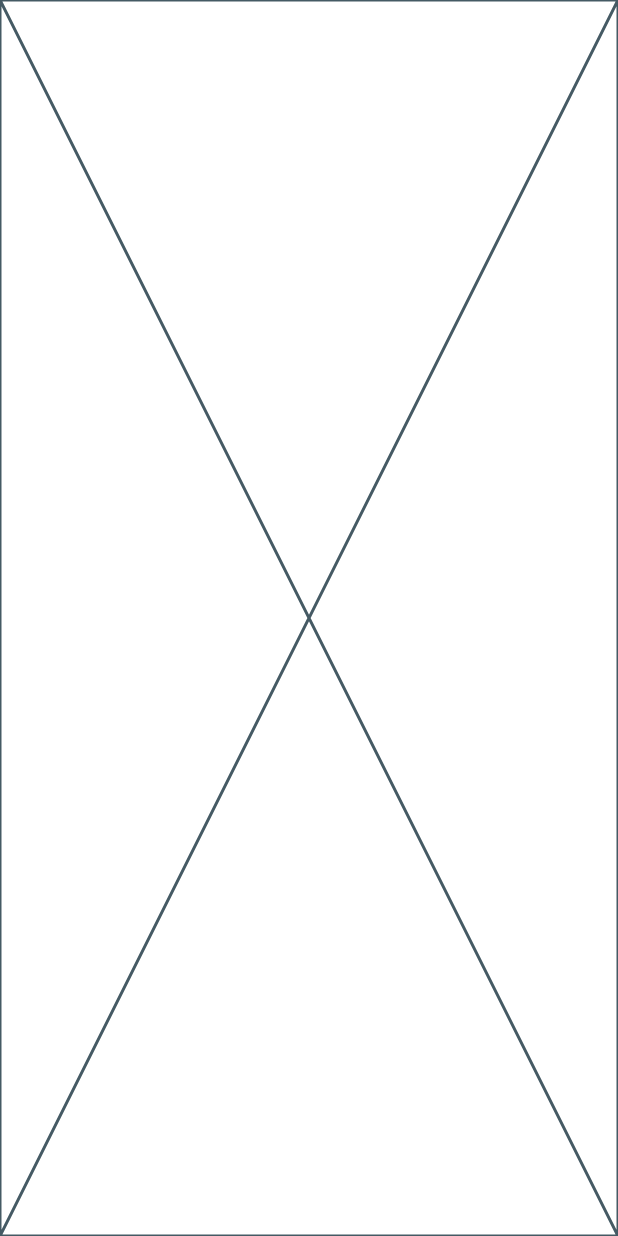
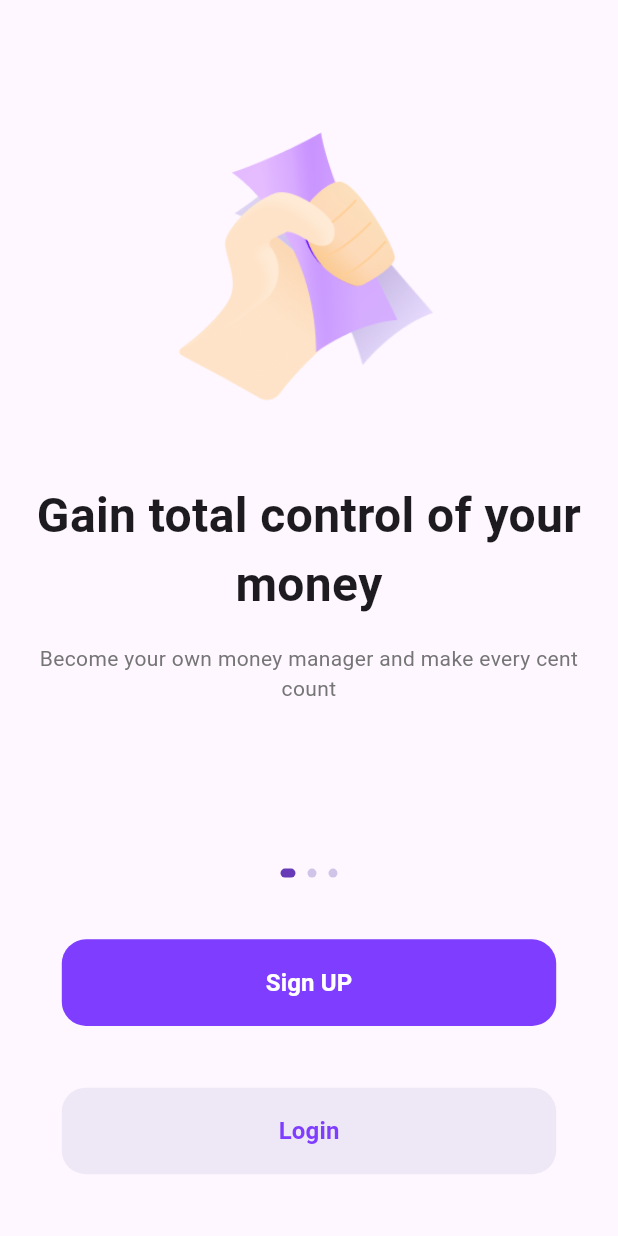
Before and after one commit to Yusuf-Mahmoud/expense_tracker, a Flutter app: the screen it shows after launch, on a phone screen of 412 x 824 dp. Run offline on Flutter 3.47's test engine with Material 3 defaults, Android fonts, the phone set to English and light mode, and no system bars.

Commit message:
Complete onboarding

```diff
--- a/lib/core/widget/Customauthbutton.dart
+++ b/lib/core/widget/Customauthbutton.dart
@@ -17,8 +17,8 @@ class CustomAuthButton extends StatelessWidget {
   @override
   Widget build(BuildContext context) {
     return SizedBox(
-      width: double.infinity,
-      height: 55,
+      width: MediaQuery.of(context).size.width * 0.8,
+      height: MediaQuery.of(context).size.height * 0.07,
       child: ElevatedButton(
         onPressed: onPressed,
         style: ElevatedButton.styleFrom(
--- a/lib/features/Onboarding/onboarding.dart
+++ b/lib/features/Onboarding/onboarding.dart
@@ -1,10 +1,89 @@
+import 'package:expense_tracker/core/theme/theme.dart';
+import 'package:expense_tracker/core/widget/customauthbutton.dart';
+import 'package:expense_tracker/features/Onboarding/widget/onBoardingItem.dart';
 import 'package:flutter/material.dart';
 
-class OnBoarding extends StatelessWidget {
+class OnBoarding extends StatefulWidget {
   const OnBoarding({super.key});
 
   @override
+  State<OnBoarding> createState() => _OnBoardingState();
+}
+
+class _OnBoardingState extends State<OnBoarding> {
+  final PageController _pageController = PageController();
+  int currentIndex = 0;
+
+  @override
   Widget build(BuildContext context) {
-    return const Placeholder();
+    return Scaffold(
+      body: Column(
+        children: [
+          Expanded(
+            child: PageView(
+              controller: _pageController,
+              onPageChanged: (index) {
+                setState(() {
+                  currentIndex = index;
+                });
+              },
+              children: [
+                OnBoardingItem(
+                  image: 'assets/images/PageView.png',
+                  title: 'Gain total control of your money',
+                  subTitle:
+                      'Become your own money manager and make every cent count',
+                ),
+                OnBoardingItem(
+                  image: 'assets/images/PageView2.png',
+                  title: 'Know where your money goes',
+                  subTitle:
+                      'Track your transaction easily, with categories and financial report',
+                ),
+                OnBoardingItem(
+                  image: 'assets/images/PageView3.png',
+                  title: 'Planning ahead',
+                  subTitle:
+                      'Setup your budget for each category and be notified when you\'re close to hitting them',
+                ),
+              ],
+            ),
+          ),
+          SizedBox(height: MediaQuery.of(context).size.height * 0.05),
+          Row(
+            mainAxisAlignment: MainAxisAlignment.center,
+            children: List.generate(3, (index) {
+              return AnimatedContainer(
+                duration: const Duration(milliseconds: 300),
+                margin: const EdgeInsets.symmetric(horizontal: 4),
+                width: currentIndex == index ? 10 : 6,
+                height: 6,
+                decoration: BoxDecoration(
+                  color: currentIndex == index
+                      ? Colors.deepPurple
+                      : Colors.deepPurple.shade100,
+                  borderRadius: BorderRadius.circular(10),
+                ),
+              );
+            }),
+          ),
+          SizedBox(height: MediaQuery.of(context).size.height * 0.05),
+          CustomAuthButton(
+            text: 'Sign UP',
+            backgroundColor: Colormanager.primary,
+            textColor: Colors.white,
+            onPressed: () {},
+          ),
+          SizedBox(height: MediaQuery.of(context).size.height * 0.05),
+          CustomAuthButton(
+            text: 'Login',
+            backgroundColor: Colors.deepPurple.shade50,
+            textColor: Colormanager.primary,
+            onPressed: () {},
+          ),
+          SizedBox(height: MediaQuery.of(context).size.height * 0.05),
+        ],
+      ),
+    );
   }
 }
--- /dev/null
+++ b/lib/features/Onboarding/widget/onBoardingItem.dart
@@ -0,0 +1,45 @@
+import 'package:flutter/material.dart';
+
+class OnBoardingItem extends StatelessWidget {
+  final String image;
+  final String title;
+  final String subTitle;
+
+  const OnBoardingItem({
+    super.key,
+    required this.image,
+    required this.title,
+    required this.subTitle,
+  });
+
+  @override
+  Widget build(BuildContext context) {
+    return Padding(
+      padding: const EdgeInsets.symmetric(horizontal: 24),
+      child: Column(
+        mainAxisAlignment: MainAxisAlignment.center,
+        children: [
+          Image.asset(image, height: 220),
+          const SizedBox(height: 32),
+          Text(
+            title,
+            textAlign: TextAlign.center,
+            style:  TextStyle(
+              fontSize: 32,
+              fontWeight: FontWeight.bold,
+            ),
+          ),
+          const SizedBox(height: 16),
+          Text(
+            subTitle,
+            textAlign: TextAlign.center,
+            style: TextStyle(
+              fontSize: 14,
+              color: Colors.grey.shade600,
+            ),
+          ),
+        ],
+      ),
+    );
+  }
+}
--- a/lib/features/splash/splash_screen.dart
+++ b/lib/features/splash/splash_screen.dart
@@ -10,16 +10,16 @@ class SplashScreen extends StatefulWidget {
 }
 
 class _SplashScreenState extends State<SplashScreen> {
+  @override
   void initState() {
-    super.initState();
-    Future.delayed(const Duration(seconds: 3), () {
+    Future.delayed(const Duration(seconds: 5), () {
       Navigator.pushReplacement(
         context,
-        MaterialPageRoute(builder: (context) => const OnBoarding()),
+        MaterialPageRoute(builder: (context) => OnBoarding()),
       );
     });
+    super.initState();
   }
-
   @override
   Widget build(BuildContext context) {
     return Scaffold(
@@ -27,11 +27,11 @@ class _SplashScreenState extends State<SplashScreen> {
       body: Center(
         child: Column(
           mainAxisAlignment: MainAxisAlignment.center,
-          children: const [
+          children:  [
             CircularProgressIndicator(),
             SizedBox(height: 20),
             Text(
-              'SpendWise',
+              'Spend Wise',
               style: TextStyle(fontSize: 24, color: Colors.white),
             ),
           ],
--- a/lib/main.dart
+++ b/lib/main.dart
@@ -9,6 +9,10 @@ class MyApp extends StatelessWidget {
   const MyApp({super.key});
   @override
   Widget build(BuildContext context) {
-    return MaterialApp(title: 'Expense Tracker', home: SplashScreen(),debugShowCheckedModeBanner: false,);
+    return MaterialApp(
+      title: 'Expense Tracker',
+      home: SplashScreen(),
+      debugShowCheckedModeBanner: false,
+    );
   }
 }
--- a/pubspec.yaml
+++ b/pubspec.yaml
@@ -58,9 +58,9 @@ flutter:
   uses-material-design: true
 
   # To add assets to your application, add an assets section, like this:
-  # assets:
-  #   - images/a_dot_burr.jpeg
-  #   - images/a_dot_ham.jpeg
+  assets:
+    - assets/images/
+
 
   # An image asset can refer to one or more resolution-specific "variants", see
   # https://flutter.dev/to/resolution-aware-images
```
Also changed, not shown: assets/images/PageView.png (added), assets/images/PageView2.png (added), assets/images/PageView3.png (added).
